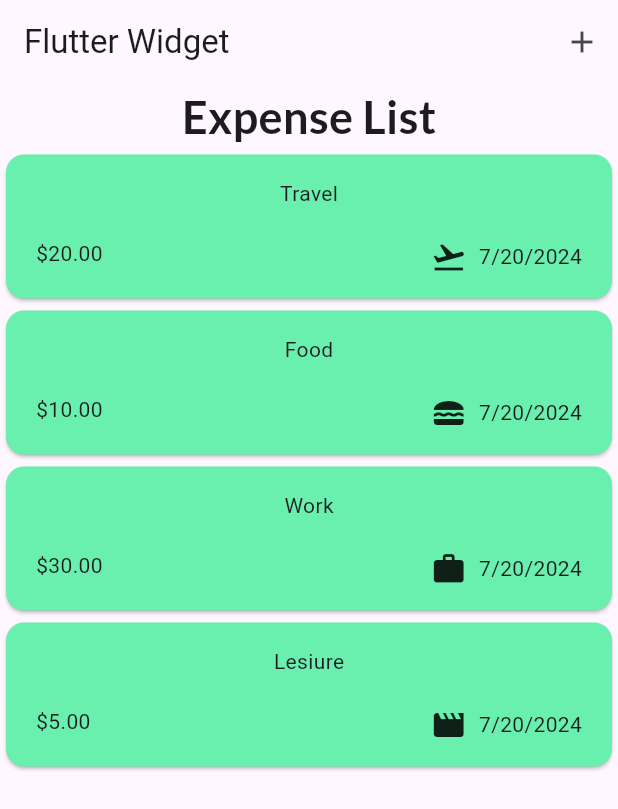
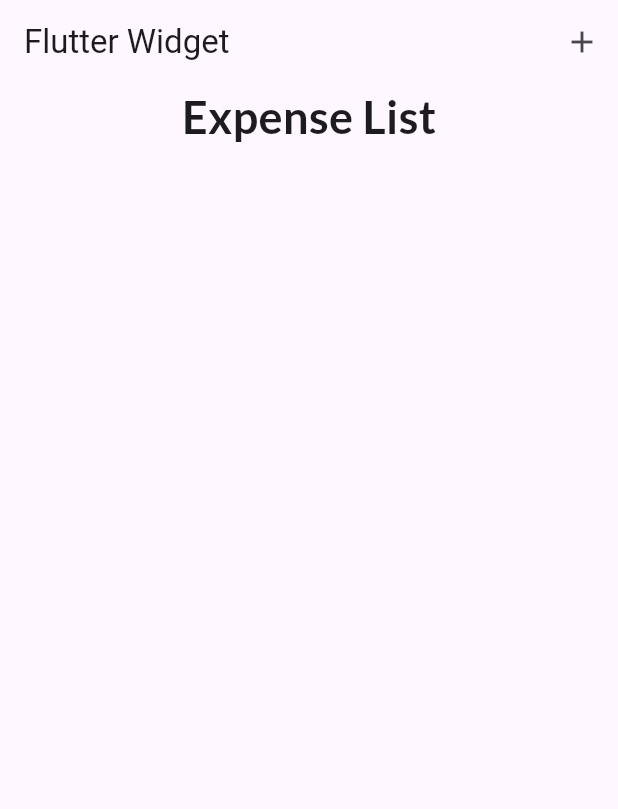
Before and after one commit to karthick794/ExpenseApplication, a Flutter app: the screen it shows after launch, on a phone screen of 412 x 824 dp. Shown: the top 809 px of the screen. Run offline on Flutter 3.47's test engine with Material 3 defaults, Android fonts, the phone set to English and light mode, and no system bars; our stand-ins replace google_fonts.

Commit message:
delete static data

```diff
--- a/expenseapp/lib/screens/expensehomescreen.dart
+++ b/expenseapp/lib/screens/expensehomescreen.dart
@@ -1,4 +1,3 @@
-import 'dart:math';
 
 import 'package:expenseapp/models/expense.dart';
 import 'package:expenseapp/widgets/addexpenseitemwidget.dart';
@@ -33,28 +32,8 @@ void removeexpense(ExpenseModel expense){
     expenseList.remove(expense);
   });
 }
-  final List<ExpenseModel> expenseList = [
-    ExpenseModel(
-        expenseName: "Travel",
-        amount: 20.0,
-        dateTime: DateTime.now(),
-        category: Category.travel),
-    ExpenseModel(
-        expenseName: "Food",
-        amount: 10.0,
-        dateTime: DateTime.now(),
-        category: Category.food),
-    ExpenseModel(
-        expenseName: "Work",
-        amount: 30.0,
-        dateTime: DateTime.now(),
-        category: Category.work),
-    ExpenseModel(
-        expenseName: "Lesiure",
-        amount: 5.0,
-        dateTime: DateTime.now(),
-        category: Category.lesiure),
-  ];
+
+ final List<ExpenseModel> expenseList = [];
   @override
   Widget build(BuildContext context) {
     return Scaffold(
```
